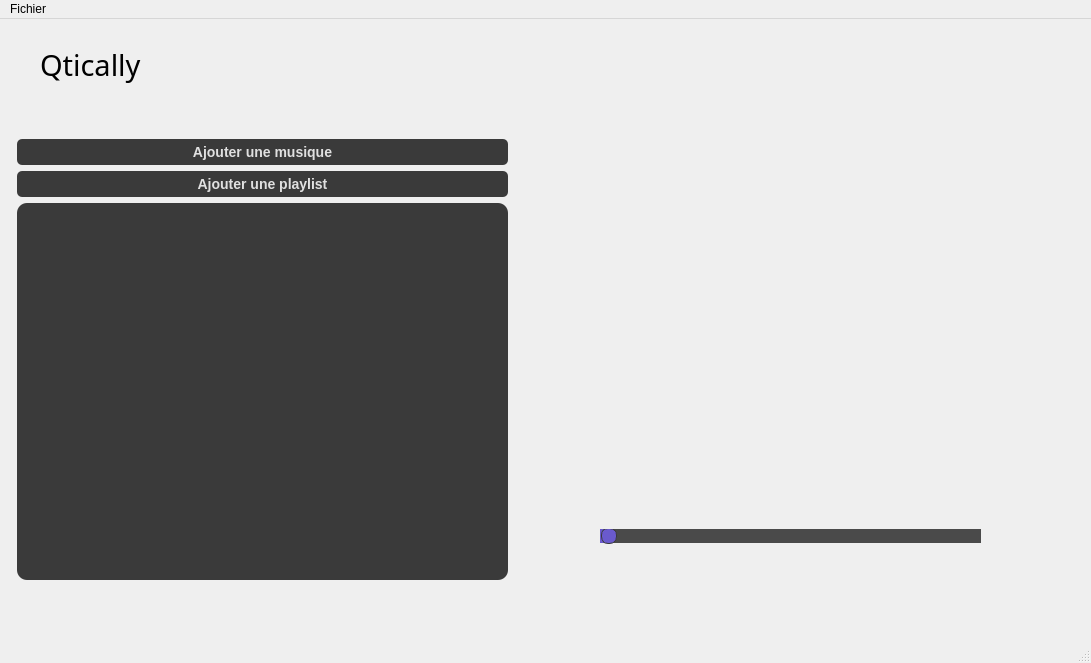
First picture: the form in qticallymainwindow.ui, repository dalia-nezzar/Qtically, before the edit.
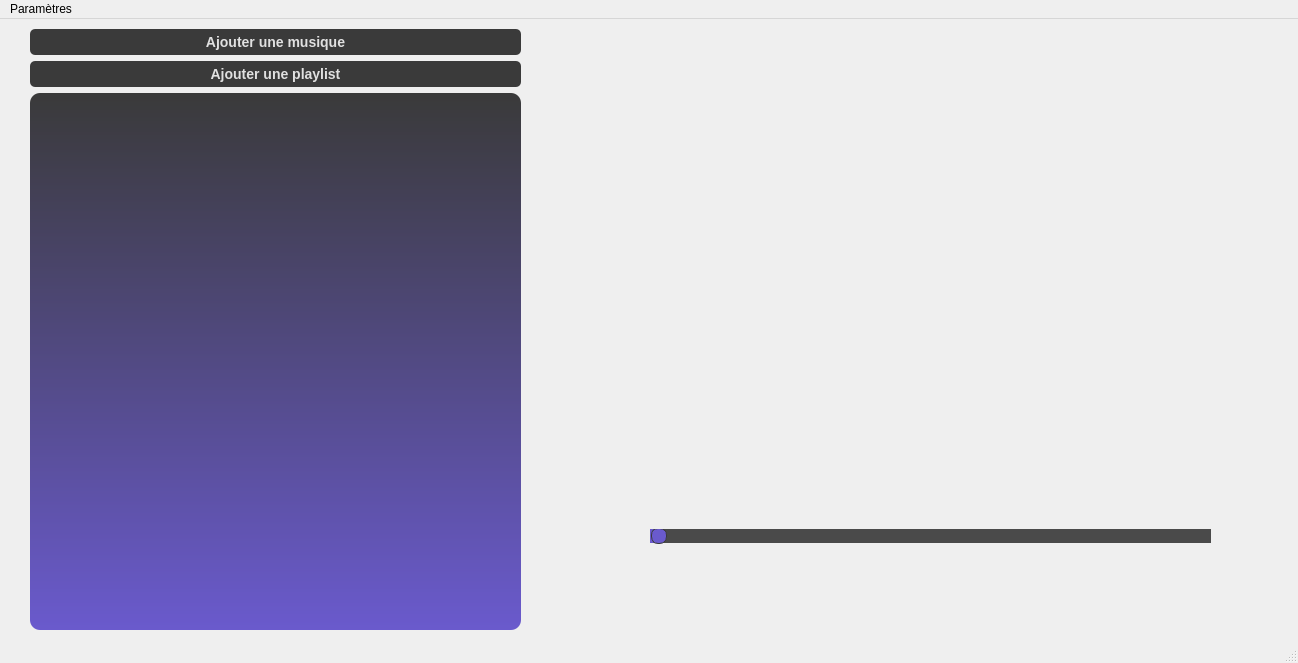
Second picture: the form after the edit. Icons and pictures are not drawn.

Commit message: Application entièrement fonctionnelle

Diff of the .ui file:
```diff
--- a/qticallymainwindow.ui
+++ b/qticallymainwindow.ui
@@ -6,7 +6,7 @@
    <rect>
     <x>0</x>
     <y>0</y>
-    <width>1091</width>
+    <width>1298</width>
     <height>663</height>
    </rect>
   </property>
@@ -18,13 +18,13 @@
   </property>
   <property name="minimumSize">
    <size>
-    <width>1091</width>
+    <width>1298</width>
     <height>663</height>
    </size>
   </property>
   <property name="maximumSize">
    <size>
-    <width>1091</width>
+    <width>1298</width>
     <height>663</height>
    </size>
   </property>
@@ -44,88 +44,13 @@
    <enum>QTabWidget::Triangular</enum>
   </property>
   <widget class="QWidget" name="centralwidget">
-   <widget class="QLabel" name="musicImageLabel">
-    <property name="geometry">
-     <rect>
-      <x>660</x>
-      <y>150</y>
-      <width>250</width>
-      <height>250</height>
-     </rect>
-    </property>
-    <property name="minimumSize">
-     <size>
-      <width>250</width>
-      <height>250</height>
-     </size>
-    </property>
-    <property name="maximumSize">
-     <size>
-      <width>250</width>
-      <height>250</height>
-     </size>
-    </property>
-    <property name="cursor">
-     <cursorShape>BusyCursor</cursorShape>
-    </property>
-    <property name="autoFillBackground">
-     <bool>false</bool>
-    </property>
-    <property name="styleSheet">
-     <string notr="true">QLabel#musicImageLabel {
-    border-radius: 50%;
-}
-</string>
-    </property>
-    <property name="frameShape">
-     <enum>QFrame::NoFrame</enum>
-    </property>
-    <property name="frameShadow">
-     <enum>QFrame::Plain</enum>
-    </property>
-    <property name="text">
-     <string/>
-    </property>
-    <property name="pixmap">
-     <pixmap resource="ressources.qrc">:/images/images/OIP.jpeg</pixmap>
-    </property>
-    <property name="scaledContents">
-     <bool>true</bool>
-    </property>
-    <property name="wordWrap">
-     <bool>false</bool>
-    </property>
-    <property name="openExternalLinks">
-     <bool>false</bool>
-    </property>
-   </widget>
-   <widget class="QLabel" name="AppName">
-    <property name="geometry">
-     <rect>
-      <x>40</x>
-      <y>20</y>
-      <width>201</width>
-      <height>51</height>
-     </rect>
-    </property>
-    <property name="font">
-     <font>
-      <family>Bubbler One</family>
-      <pointsize>22</pointsize>
-      <kerning>true</kerning>
-     </font>
-    </property>
-    <property name="text">
-     <string>Qtically</string>
-    </property>
-   </widget>
    <widget class="QWidget" name="layoutWidget">
     <property name="geometry">
      <rect>
-      <x>17</x>
-      <y>120</y>
+      <x>30</x>
+      <y>10</y>
       <width>491</width>
-      <height>441</height>
+      <height>601</height>
      </rect>
     </property>
     <layout class="QVBoxLayout" name="verticalLayout">
@@ -185,11 +110,11 @@
       <widget class="QListWidget" name="listWidget">
        <property name="styleSheet">
         <string notr="true">QListWidget {
-    border-radius: 10px;
-    background-color: #3A3A3A;
-    color: #E0E0E0;
-    selection-background-color: #6A5ACD;
-    selection-color: #E0E0E0;
+border-radius: 10px;
+background-color: qlineargradient(x1: 0, y1: 0, x2: 0, y2: 1, stop: 0 #3A3A3A, stop: 1 #6A5ACD);
+color: #E0E0E0;
+selection-background-color: qlineargradient(x1: 0, y1: 0, x2: 0, y2: 1, stop: 0 #6A5ACD, stop: 1 #8C78FF);
+selection-color: #E0E0E0;
 }
 
 QListWidget::item {
@@ -203,6 +128,31 @@
 QListWidget::item:selected {
     background-color: #6A5ACD;
     color: #E0E0E0;
+}
+
+QScrollBar {
+background-color: #222222;
+width: 10px;
+margin: 0px 0px 0px 0px;
+}
+
+QScrollBar::handle {
+background-color: qlineargradient(x1: 0, y1: 0, x2: 0, y2: 1, stop: 0 #555555, stop: 1 #6A5ACD);
+min-height: 20px;
+}
+
+QScrollBar::add-line {
+background-color: qlineargradient(x1: 0, y1: 0, x2: 0, y2: 1, stop: 0 #555555, stop: 1 #6A5ACD);
+height: 10px;
+subcontrol-position: bottom;
+subcontrol-origin: margin;
+}
+
+QScrollBar::sub-line {
+background-color: qlineargradient(x1: 0, y1: 0, x2: 0, y2: 1, stop: 0 #555555, stop: 1 #6A5ACD);
+height: 10px;
+subcontrol-position: top;
+subcontrol-origin: margin;
 }</string>
        </property>
       </widget>
@@ -212,7 +162,7 @@
    <widget class="QWidget" name="layoutWidget">
     <property name="geometry">
      <rect>
-      <x>850</x>
+      <x>1080</x>
       <y>560</y>
       <width>131</width>
       <height>20</height>
@@ -257,7 +207,7 @@
    <widget class="QWidget" name="layoutWidget">
     <property name="geometry">
      <rect>
-      <x>990</x>
+      <x>1220</x>
       <y>420</y>
       <width>45</width>
       <height>111</height>
@@ -343,9 +293,9 @@
    <widget class="QLabel" name="musicNameLabel">
     <property name="geometry">
      <rect>
-      <x>540</x>
+      <x>560</x>
       <y>60</y>
-      <width>501</width>
+      <width>711</width>
       <height>81</height>
      </rect>
     </property>
@@ -375,7 +325,7 @@
     </property>
     <property name="geometry">
      <rect>
-      <x>920</x>
+      <x>1070</x>
       <y>150</y>
       <width>41</width>
       <height>41</height>
@@ -407,9 +357,9 @@
    <widget class="QWidget" name="layoutWidget">
     <property name="geometry">
      <rect>
-      <x>600</x>
+      <x>650</x>
       <y>420</y>
-      <width>381</width>
+      <width>561</width>
       <height>136</height>
      </rect>
     </property>
@@ -613,22 +563,99 @@
      </item>
     </layout>
    </widget>
+   <widget class="QFrame" name="musicImageFrame">
+    <property name="geometry">
+     <rect>
+      <x>800</x>
+      <y>130</y>
+      <width>251</width>
+      <height>251</height>
+     </rect>
+    </property>
+    <property name="styleSheet">
+     <string notr="true">QFrame#musicImageFrame {
+    border-radius: 125px;
+    background-color: transparent;
+}
+</string>
+    </property>
+    <property name="frameShape">
+     <enum>QFrame::StyledPanel</enum>
+    </property>
+    <property name="frameShadow">
+     <enum>QFrame::Raised</enum>
+    </property>
+    <widget class="QLabel" name="musicImageLabel">
+     <property name="geometry">
+      <rect>
+       <x>0</x>
+       <y>0</y>
+       <width>250</width>
+       <height>250</height>
+      </rect>
+     </property>
+     <property name="minimumSize">
+      <size>
+       <width>250</width>
+       <height>250</height>
+      </size>
+     </property>
+     <property name="maximumSize">
+      <size>
+       <width>250</width>
+       <height>250</height>
+      </size>
+     </property>
+     <property name="cursor">
+      <cursorShape>BusyCursor</cursorShape>
+     </property>
+     <property name="autoFillBackground">
+      <bool>false</bool>
+     </property>
+     <property name="styleSheet">
+      <string notr="true">QLabel#musicImageLabel {
+    border-radius: 50%;
+}</string>
+     </property>
+     <property name="frameShape">
+      <enum>QFrame::NoFrame</enum>
+     </property>
+     <property name="frameShadow">
+      <enum>QFrame::Plain</enum>
+     </property>
+     <property name="text">
+      <string/>
+     </property>
+     <property name="pixmap">
+      <pixmap resource="ressources.qrc">:/images/images/OIP.jpeg</pixmap>
+     </property>
+     <property name="scaledContents">
+      <bool>true</bool>
+     </property>
+     <property name="wordWrap">
+      <bool>false</bool>
+     </property>
+     <property name="openExternalLinks">
+      <bool>false</bool>
+     </property>
+    </widget>
+   </widget>
   </widget>
   <widget class="QMenuBar" name="menubar">
    <property name="geometry">
     <rect>
      <x>0</x>
      <y>0</y>
-     <width>1091</width>
+     <width>1298</width>
      <height>23</height>
     </rect>
    </property>
-   <widget class="QMenu" name="menuFichier">
+   <widget class="QMenu" name="menuParametres">
     <property name="title">
-     <string>Fichier</string>
+     <string>Paramètres</string>
     </property>
    </widget>
-   <addaction name="menuFichier"/>
+   <addaction name="menuParametres"/>
   </widget>
   <widget class="QStatusBar" name="statusbar"/>
  </widget>
```
The commit also changes 2 other files.
